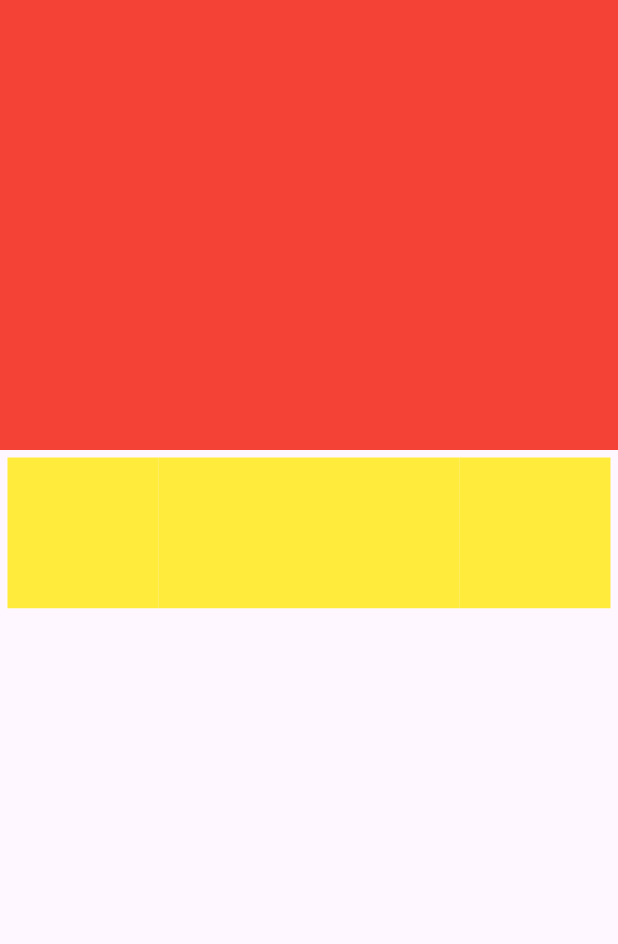
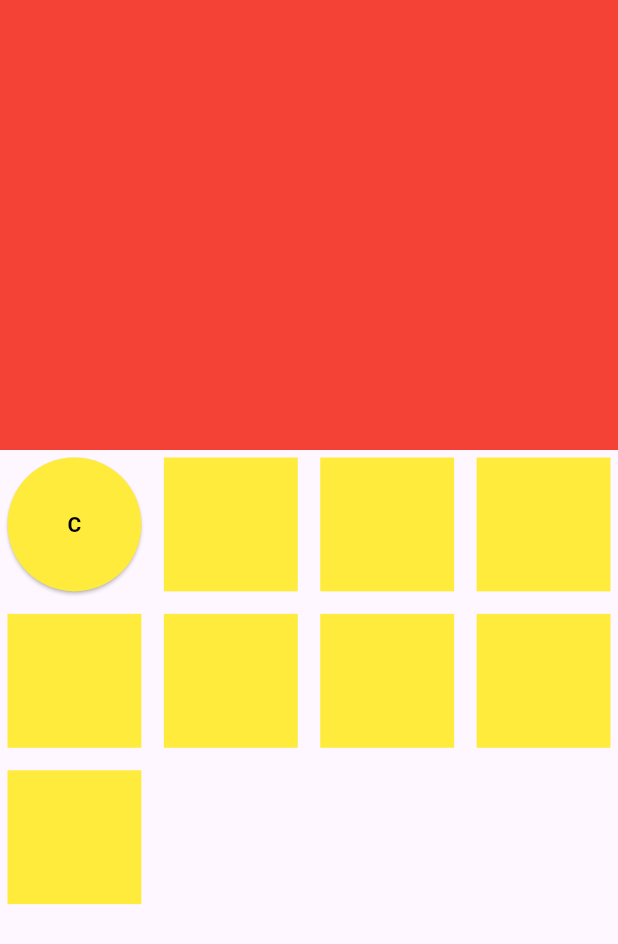
Before and after one commit to MrThanakritt/calculator-app-flutter, a Flutter app: the screen it shows after launch, on a phone screen of 412 x 824 dp. Shown: the top 944 px of the screen. Run offline on Flutter 3.47's test engine with Material 3 defaults, Android fonts, the phone set to English and light mode, and no system bars.

Commit message:
add code in home.dart

```diff
--- a/lib/home.dart
+++ b/lib/home.dart
@@ -23,10 +23,41 @@ class _HomeCalculatorState extends State<HomeCalculator> {
                 child: Container(
                   padding: EdgeInsets.all(5),
                   child: GridView(
+                    physics: const NeverScrollableScrollPhysics(),
                     gridDelegate: SliverGridDelegateWithFixedCrossAxisCount(
-                        crossAxisCount: 4),
+                        crossAxisCount: 4,
+                        crossAxisSpacing: 15,
+                        mainAxisSpacing: 15),
                     shrinkWrap: true,
                     children: [
+                      ElevatedButton(
+                        style: ElevatedButton.styleFrom(
+                          backgroundColor: Colors.yellow,
+                          shape: new RoundedRectangleBorder(
+                            borderRadius: new BorderRadius.circular(50.0)
+                          )
+                        ),
+                        onPressed: () {},
+                        child: Text(
+                          'C',
+                          style: TextStyle(
+                            fontWeight: FontWeight.bold,
+                            color: Colors.black,
+                          ),
+                        ),
+                      ),
+                      Container(
+                        color: Colors.yellow,
+                      ),
+                      Container(
+                        color: Colors.yellow,
+                      ),
+                      Container(
+                        color: Colors.yellow,
+                      ),
+                      Container(
+                        color: Colors.yellow,
+                      ),
                       Container(
                         color: Colors.yellow,
                       ),
```
